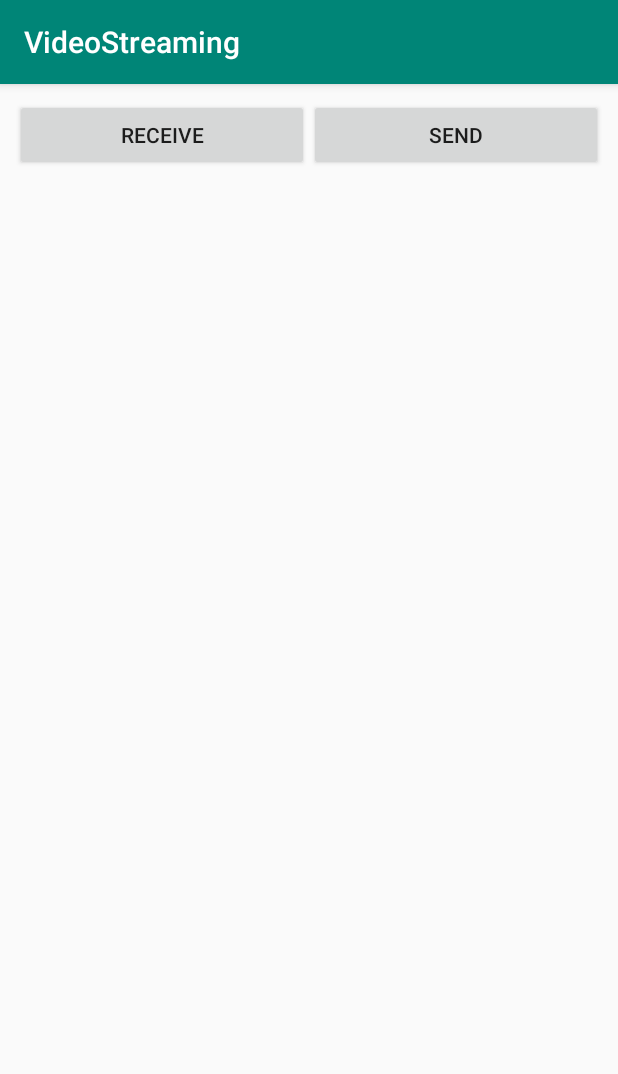
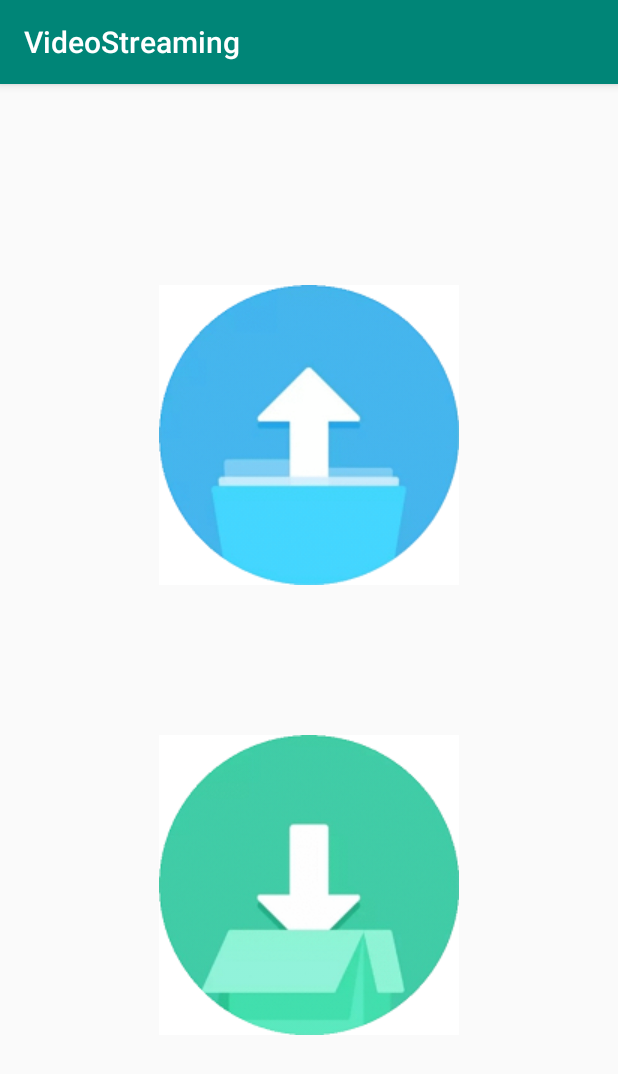
Before and after one commit to ojasskapre/Video-Streaming, an Android app: the FileSelectActivity screen opened directly, with no data from a screen before it, on a phone screen of 412 x 824 dp. Shown: the top 1074 px of the screen. Run offline under Robolectric (Android 15) with nearby library versions, the phone set to English and light mode, and no system bars; 1 statement that could not run was skipped.

Commit message:
UI changes

```diff
--- a/app/src/main/java/com/example/videostreaming/FileSelectActivity.java
+++ b/app/src/main/java/com/example/videostreaming/FileSelectActivity.java
@@ -10,6 +10,7 @@ import android.os.Bundle;
 import android.util.Log;
 import android.view.View;
 import android.widget.Button;
+import android.widget.ImageButton;
 import android.widget.Toast;
 
 import java.io.BufferedInputStream;
@@ -23,7 +24,7 @@ import java.util.ArrayList;
 import java.util.HashSet;
 
 public class FileSelectActivity extends AppCompatActivity {
-    Button btnSend, btnReceive;
+    ImageButton btnSend, btnReceive;
     OutputStream outputStream;
     private String file_name;
 
--- a/app/src/main/res/layout/activity_file_select.xml
+++ b/app/src/main/res/layout/activity_file_select.xml
@@ -7,26 +7,26 @@
     tools:context=".FileSelectActivity">
 
     <LinearLayout
-        android:layout_width="match_parent"
+        android:layout_width="wrap_content"
         android:layout_height="wrap_content"
-        android:layout_marginRight="10dp"
-        android:layout_marginLeft="10dp"
-        android:layout_marginTop="10dp">
-        <Button
-            android:layout_width="match_parent"
-            android:layout_height="wrap_content"
-            android:layout_weight="0.5"
+        android:layout_centerInParent="true"
+        android:orientation="vertical">
+
+        <ImageButton
+            android:id="@+id/send"
+            android:layout_width="200dp"
+            android:layout_height="200dp"
+            android:layout_marginTop="50dp"
+            android:layout_marginBottom="50dp"
+            android:src="@drawable/send" />
+
+        <ImageButton
             android:id="@+id/receive"
-            android:text="@string/receive"
-            android:layout_gravity="start"/>
-
-        <Button
-            android:layout_width="match_parent"
-            android:layout_height="wrap_content"
-            android:layout_weight="0.5"
-            android:layout_gravity="end"
-            android:id="@+id/send"
-            android:text="@string/send"/>
+            android:layout_width="200dp"
+            android:layout_height="200dp"
+            android:layout_marginTop="50dp"
+            android:layout_marginBottom="50dp"
+            android:src="@drawable/receive" />
     </LinearLayout>
 
 </RelativeLayout>
```
Also changed, not shown: app/src/main/res/drawable/receive.png (added), app/src/main/res/drawable/send.png (added).
